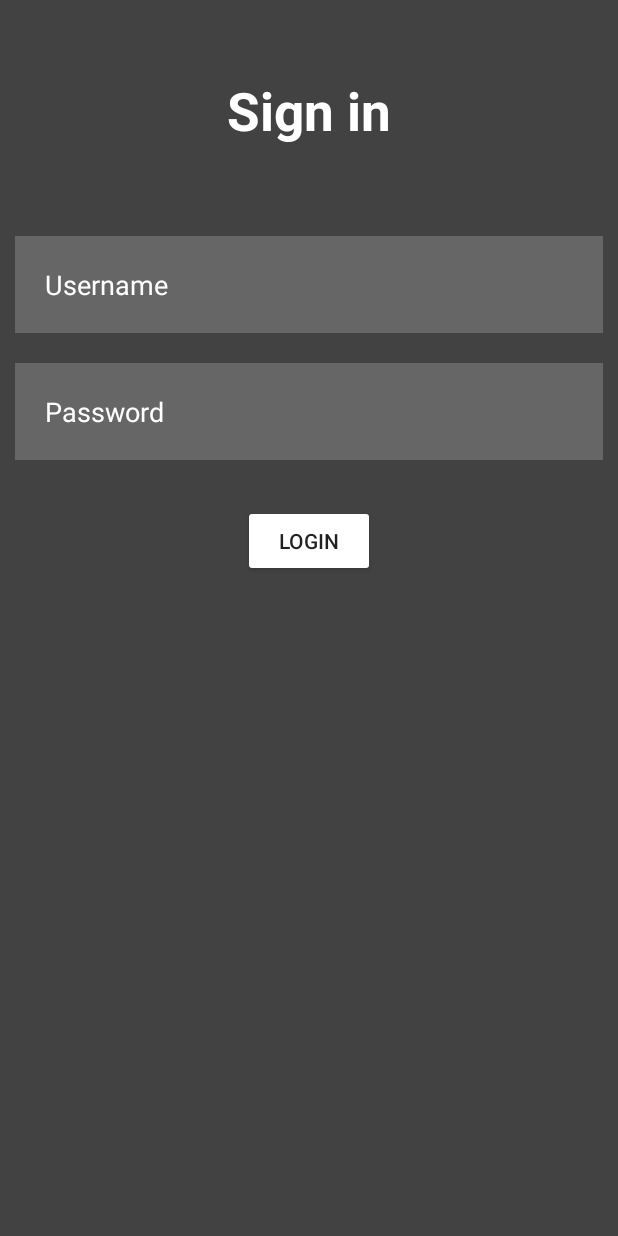
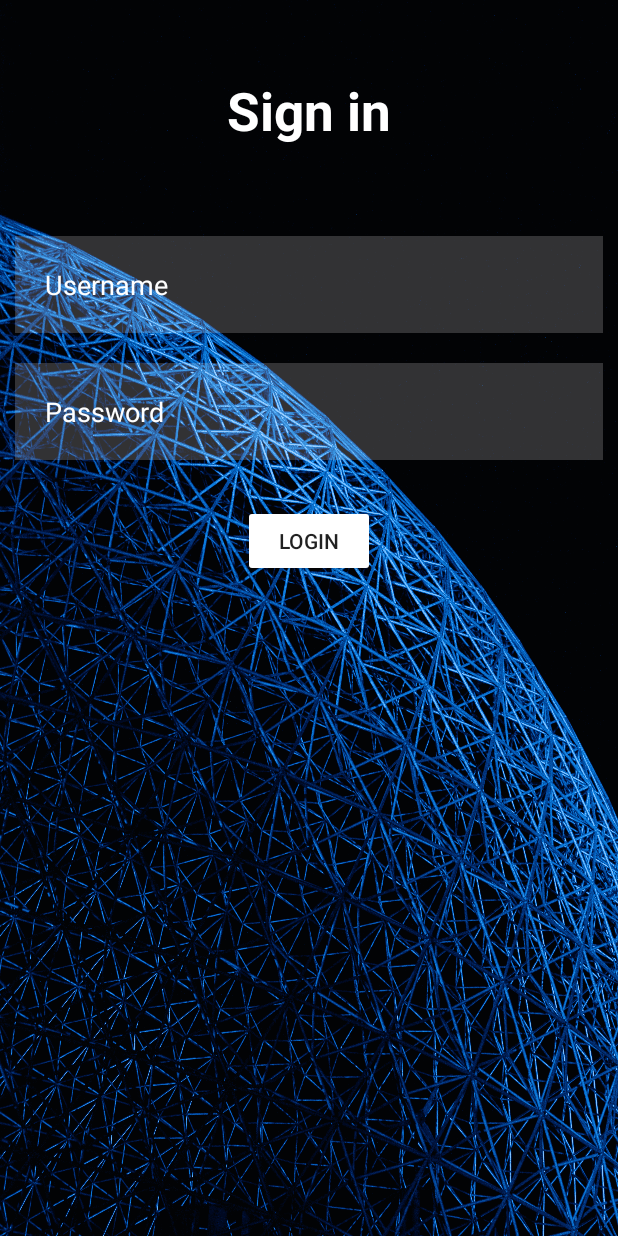
Before and after one commit to MarkoCuk54/AluProfile-Detection-AndroidApp, an Android app: the Login screen opened directly, with no data from a screen before it, on a phone screen of 412 x 824 dp. Run offline under Robolectric (Android 15) with nearby library versions, the phone set to English and light mode, and no system bars.

Commit message:
adding login page background

```diff
--- a/app/src/main/res/layout/activity_login.xml
+++ b/app/src/main/res/layout/activity_login.xml
@@ -4,7 +4,7 @@
     xmlns:tools="http://schemas.android.com/tools"
     android:layout_width="match_parent"
     android:layout_height="match_parent"
-    android:background="@color/cardview_dark_background"
+    android:background="@drawable/login_background"
     tools:context=".Login">
 
     <TextView
```
Also changed, not shown: app/src/main/res/drawable/login_background.png (added).
